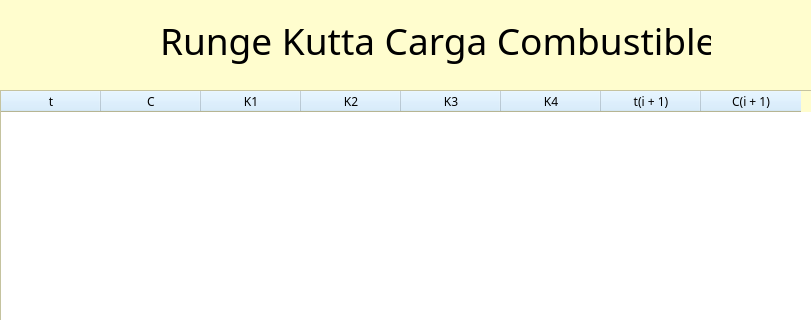
First picture: the form in Pantallas/pantallaRK.ui, repository fabroinjection/ColasSimulacionCombustibles, before the edit; both pictures show x 180 to 991 and y 0 to 320 of the 1200 by 847 pixel window.
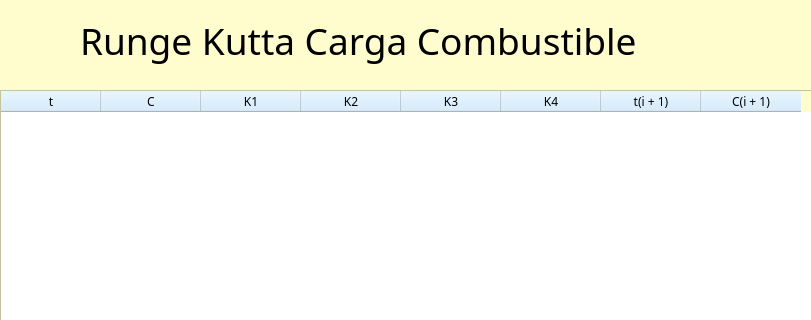
Second picture: the form after the edit. Icons and pictures are not drawn.

Commit message: Modificación Pantallas

Patch:
```diff
--- a/Pantallas/pantallaRK.ui
+++ b/Pantallas/pantallaRK.ui
@@ -160,15 +160,6 @@
        </color>
       </brush>
      </colorrole>
-     <colorrole role="PlaceholderText">
-      <brush brushstyle="NoBrush">
-       <color alpha="128">
-        <red>0</red>
-        <green>0</green>
-        <blue>0</blue>
-       </color>
-      </brush>
-     </colorrole>
     </active>
     <inactive>
      <colorrole role="WindowText">
@@ -306,15 +297,6 @@
        </color>
       </brush>
      </colorrole>
-     <colorrole role="PlaceholderText">
-      <brush brushstyle="NoBrush">
-       <color alpha="128">
-        <red>0</red>
-        <green>0</green>
-        <blue>0</blue>
-       </color>
-      </brush>
-     </colorrole>
     </inactive>
     <disabled>
      <colorrole role="WindowText">
@@ -452,15 +434,6 @@
        </color>
       </brush>
      </colorrole>
-     <colorrole role="PlaceholderText">
-      <brush brushstyle="NoBrush">
-       <color alpha="128">
-        <red>0</red>
-        <green>0</green>
-        <blue>0</blue>
-       </color>
-      </brush>
-     </colorrole>
     </disabled>
    </palette>
   </property>
@@ -475,9 +448,9 @@
    <widget class="QLabel" name="label_13">
     <property name="geometry">
      <rect>
-      <x>340</x>
+      <x>260</x>
       <y>10</y>
-      <width>551</width>
+      <width>651</width>
       <height>61</height>
      </rect>
     </property>
```
The commit also changes 5 other files.
